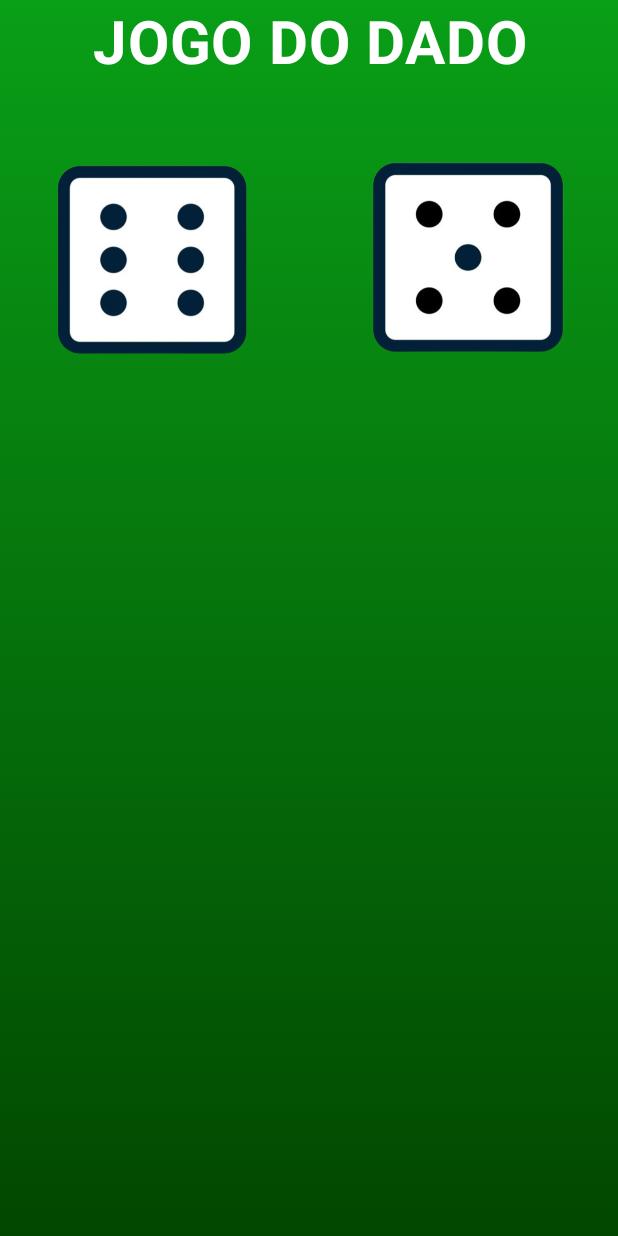
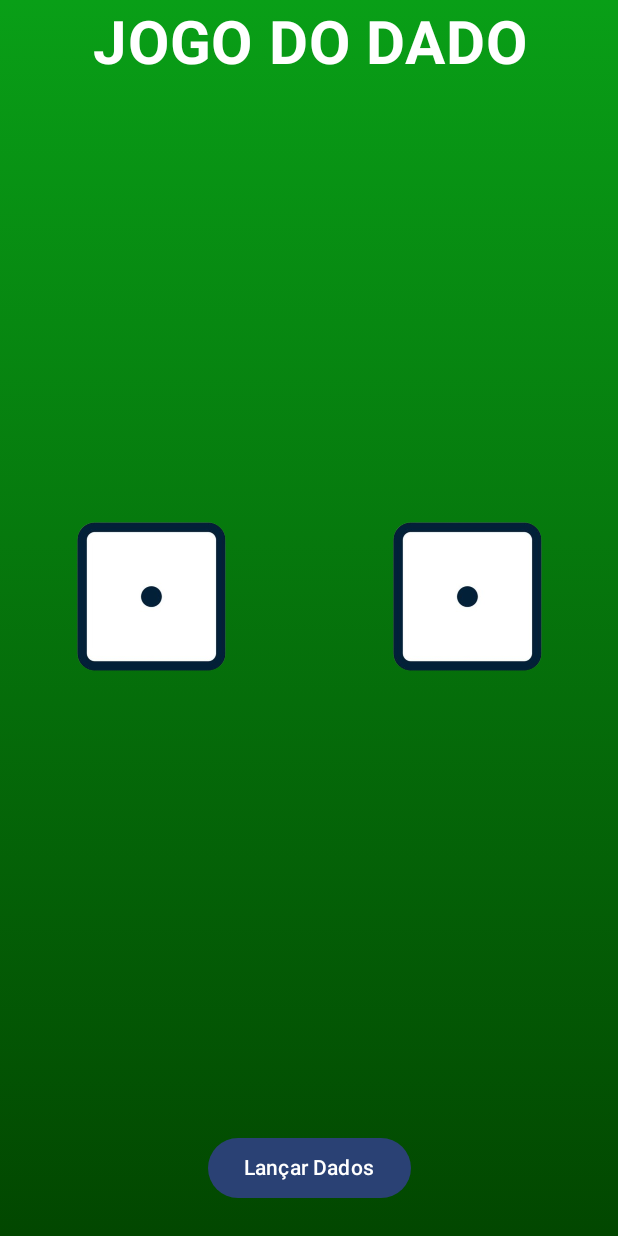
Before and after one commit to Mateus-FCL/JogoDado, an Android app built with Jetpack Compose: the screen it shows after launch (MainActivity), on a phone screen of 412 x 824 dp. Run offline under Robolectric (Android 15) with nearby library versions, the phone set to English and light mode, and no system bars.

Commit message:
botão para girar os dados aleatoriamente

```diff
--- a/app/src/main/java/com/example/jogodado/MainActivity.kt
+++ b/app/src/main/java/com/example/jogodado/MainActivity.kt
@@ -17,10 +17,15 @@ import androidx.compose.foundation.layout.fillMaxWidth
 import androidx.compose.foundation.layout.height
 import androidx.compose.foundation.layout.padding
 import androidx.compose.foundation.layout.width
+import androidx.compose.foundation.layout.size
+import androidx.compose.foundation.layout.wrapContentSize
 import androidx.compose.foundation.shape.RoundedCornerShape
+import androidx.compose.material3.Button
 import androidx.compose.material3.Scaffold
 import androidx.compose.material3.Text
 import androidx.compose.runtime.Composable
+import androidx.compose.runtime.mutableStateOf
+import androidx.compose.runtime.remember
 import androidx.compose.ui.Alignment
 import androidx.compose.ui.Modifier
 import androidx.compose.ui.geometry.Offset
@@ -33,6 +38,7 @@ import androidx.compose.ui.tooling.preview.Preview
 import androidx.compose.ui.unit.dp
 import androidx.compose.ui.unit.sp
 import com.example.jogodado.ui.theme.JogoDadoTheme
+import kotlin.random.Random
 
 class MainActivity : ComponentActivity() {
     override fun onCreate(savedInstanceState: Bundle?) {
@@ -56,44 +62,76 @@ class MainActivity : ComponentActivity() {
                             )
                             .padding(innerPadding)
                     ) {
+                        jogoDado()
+                    }
+                }
+            }
+        }
+    }
+}
+
+@Composable
+fun jogoDado() {
+    val dice1 = remember { mutableStateOf(R.drawable.dado_1) }
+    val dice2 = remember { mutableStateOf(R.drawable.dado_1) }
+
     Column(
         modifier = Modifier
             .fillMaxSize()
             .padding(5.dp),
-                            verticalArrangement = Arrangement.Top,
+        verticalArrangement = Arrangement.SpaceBetween,
         horizontalAlignment = Alignment.CenterHorizontally
     ) {
         TopText(text = "JOGO DO DADO")
-
-                            Spacer(modifier = Modifier.height(20.dp))
 
         Row(
             modifier = Modifier.fillMaxWidth(),
             horizontalArrangement = Arrangement.SpaceEvenly
         ) {
             Image(
-                                    painter = painterResource(id = R.drawable.dado_6),
+                painter = painterResource(id = dice1.value),
                 contentDescription = "Jogo 1",
                 modifier = Modifier
                     .weight(1f)
-                                        .height(200.dp)
+                    .height(150.dp)
             )
 
             Spacer(modifier = Modifier.width(20.dp))
 
             Image(
-                                    painter = painterResource(id = R.drawable.dado_5),
+                painter = painterResource(id = dice2.value),
                 contentDescription = "Jogo 2",
                 modifier = Modifier
                     .weight(1f)
-                                        .height(200.dp)
+                    .height(150.dp)
             )
+        }
+
+        Button(
+            onClick = {
+                dice1.value = imagemAleatoria()
+                dice2.value = imagemAleatoria()
+            },
+            modifier = Modifier
+                .fillMaxWidth()
+                .padding(16.dp)
+                .wrapContentSize(align = Alignment.BottomCenter)
+        ) {
+            Text(text = "Lançar Dados")
         }
     }
 }
-                }
-            }
-        }
+
+fun imagemAleatoria(): Int {
+    val diceImages = listOf(
+        R.drawable.dado_1,
+        R.drawable.dado_2,
+        R.drawable.dado_3,
+        R.drawable.dado_4,
+        R.drawable.dado_5,
+        R.drawable.dado_6
+    )
+    return diceImages[Random.nextInt(diceImages.size)]
 }
 
 @Composable
@@ -112,7 +150,6 @@ class MainActivity : ComponentActivity() {
 @Composable
 fun GreetingPreview() {
     JogoDadoTheme {
-            TopText(text = "Texto no Topo")
+        jogoDado()
     }
 }
-}
```
Lines whose indentation alone changed are shown as unchanged.
